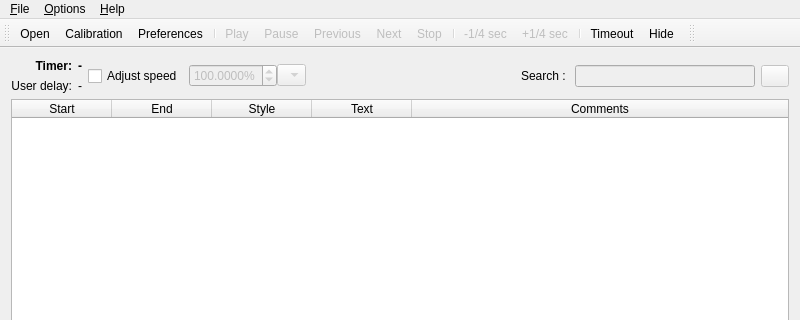
Above: src/mainwindow.ui from Subtivals/subtivals before the change; both pictures show x 0 to 800 and y 0 to 320 of the 800 by 500 pixel window. Below: the same form after it.
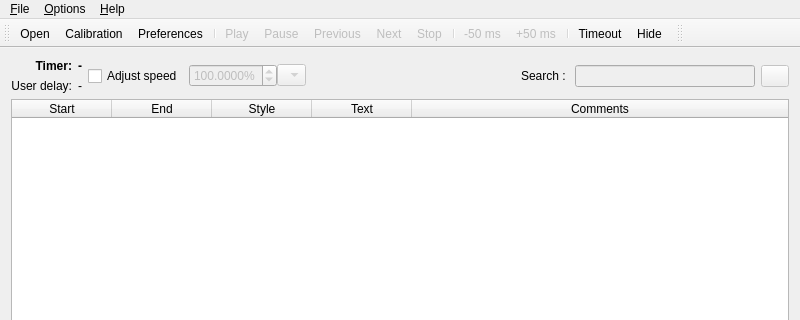
That is the form after the change. Icons and pictures are not drawn.

Commit message: Jump by 50ms instead of 250ms

```diff
--- a/src/mainwindow.ui
+++ b/src/mainwindow.ui
@@ -425,7 +425,7 @@
      <normaloff>:/icons/media-seek-forward.svg</normaloff>:/icons/media-seek-forward.svg</iconset>
    </property>
    <property name="text">
-    <string>+1/4 sec</string>
+    <string>+50 ms</string>
    </property>
    <property name="toolTip">
     <string>+1/4 sec</string>
@@ -443,7 +443,7 @@
      <normaloff>:/icons/media-seek-backward.svg</normaloff>:/icons/media-seek-backward.svg</iconset>
    </property>
    <property name="text">
-    <string>-1/4 sec</string>
+    <string>-50 ms</string>
    </property>
    <property name="toolTip">
     <string>-1/4 sec</string>
```
Left out of the diff: 4 changed lines with no effect on the pictures. The commit also changes 1 other file.
